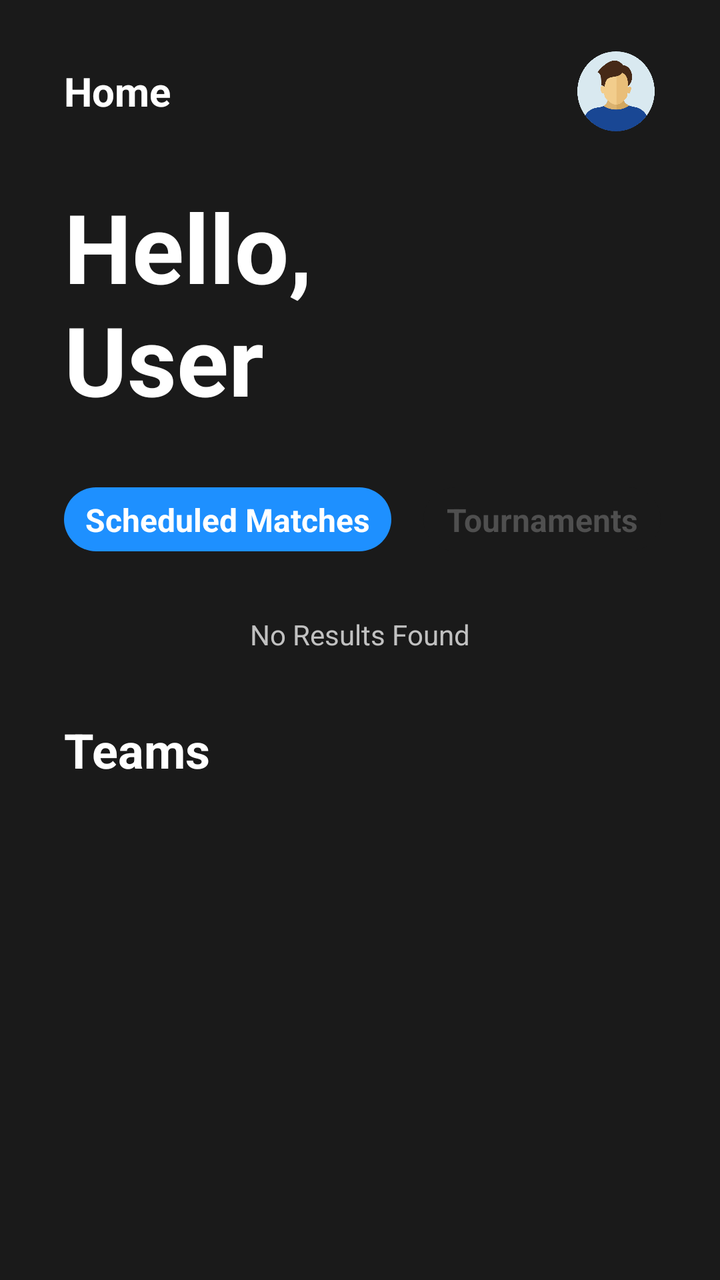
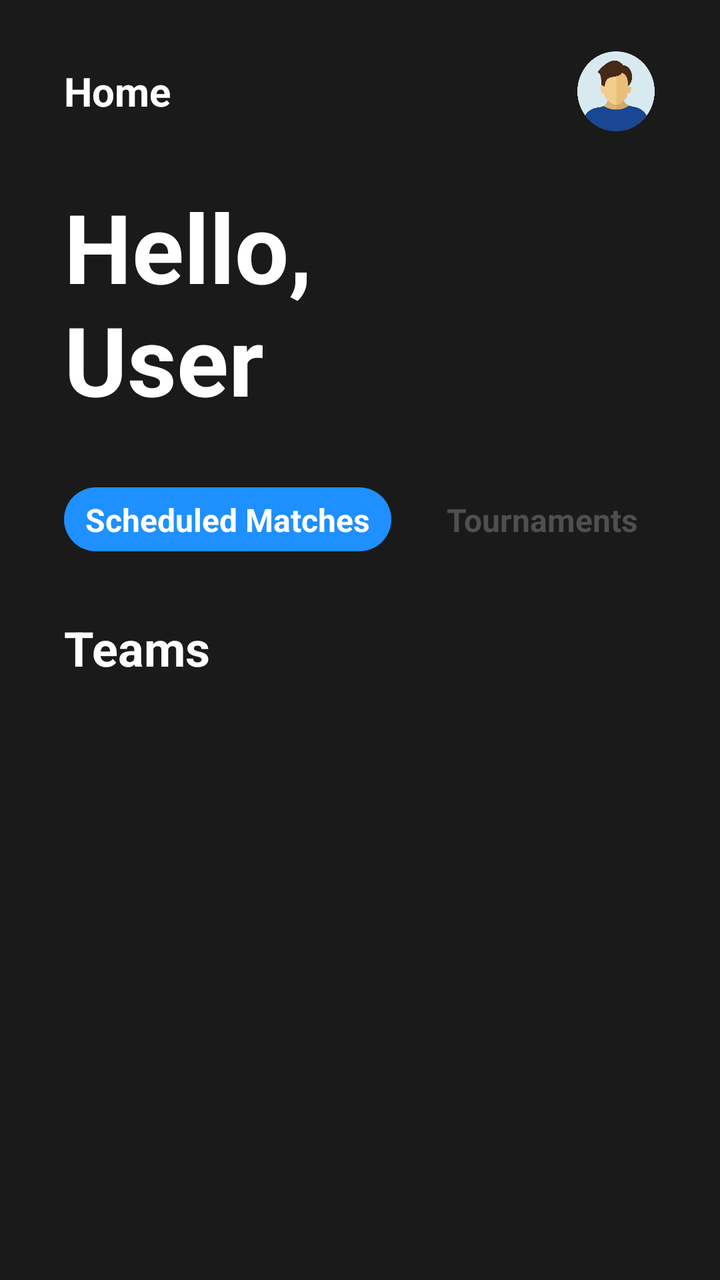

Compare the two renders of this Android layout. The source of the first and the diff that turns it into the second are given below.
<!-- AndroidManifest.xml: application theme Theme.AppCompat.Light.NoActionBar -->
<!-- res/layout/activity_home.xml -->
<?xml version="1.0" encoding="utf-8"?>
<androidx.constraintlayout.widget.ConstraintLayout xmlns:android="http://schemas.android.com/apk/res/android"
    xmlns:app="http://schemas.android.com/apk/res-auto"
    xmlns:tools="http://schemas.android.com/tools"
    android:id="@+id/main"
    android:layout_width="match_parent"
    android:layout_height="match_parent"
    android:background="#1A1A1A"
    tools:context=".HomeActivity">

    <LinearLayout
        android:id="@+id/tournamentsTV"
        android:layout_width="wrap_content"
        android:layout_height="32dp"
        android:layout_marginStart="16dp"
        android:layout_marginTop="32dp"
        android:background="@drawable/rounded_button_black_nostroke"
        android:gravity="center"
        android:orientation="horizontal"
        android:padding="12dp"
        app:layout_constraintStart_toEndOf="@+id/scheduledTV"
        app:layout_constraintTop_toBottomOf="@+id/homeText2">

        <TextView
            android:layout_width="wrap_content"
            android:layout_height="wrap_content"
            android:text="Tournaments"
            android:textColor="#FFFFFF"
            android:textSize="16sp"
            android:visibility="invisible" />
    </LinearLayout>

    <LinearLayout
        android:id="@+id/scheduledTV"
        android:layout_width="wrap_content"
        android:layout_height="32dp"
        android:layout_marginStart="32dp"
        android:layout_marginTop="32dp"
        android:background="@drawable/rounded_button"
        android:gravity="center"
        android:orientation="horizontal"
        android:padding="12dp"
        app:layout_constraintStart_toStartOf="parent"
        app:layout_constraintTop_toBottomOf="@+id/homeText2">

        <TextView
            android:layout_width="wrap_content"
            android:layout_height="wrap_content"
            android:text="Scheduled Matches"
            android:textColor="#FFFFFF"
            android:textSize="16sp"
            android:visibility="invisible" />
    </LinearLayout>

    <TextView
        android:id="@+id/homeText"
        android:layout_width="wrap_content"
        android:layout_height="wrap_content"
        android:layout_marginStart="32dp"
        android:layout_marginTop="32dp"
        android:text="Home"
        android:textColor="#FFFFFF"
        android:textSize="20sp"
        android:textStyle="bold"
        app:layout_constraintStart_toStartOf="parent"
        app:layout_constraintTop_toTopOf="parent" />

    <TextView
        android:id="@+id/homeText2"
        android:layout_width="wrap_content"
        android:layout_height="wrap_content"
        android:layout_marginStart="32dp"
        android:layout_marginTop="32dp"
        android:text="Hello,\nUser"
        android:textColor="#FFFFFF"
        android:textSize="48sp"
        android:textStyle="bold"
        android:visibility="visible"
        app:layout_constraintStart_toStartOf="parent"
        app:layout_constraintTop_toBottomOf="@+id/homeText" />

    <TextView
        android:id="@+id/tournamentsText"
        android:layout_width="wrap_content"
        android:layout_height="wrap_content"
        android:text="Tournaments"
        android:textColor="#4F4F4F"
        android:textSize="16sp"
        android:textStyle="bold"
        app:layout_constraintBottom_toBottomOf="@+id/tournamentsTV"
        app:layout_constraintEnd_toEndOf="@+id/tournamentsTV"
        app:layout_constraintStart_toStartOf="@+id/tournamentsTV"
        app:layout_constraintTop_toTopOf="@+id/tournamentsTV" />

    <TextView
        android:id="@+id/scheduledText"
        android:layout_width="wrap_content"
        android:layout_height="wrap_content"
        android:text="Scheduled Matches"
        android:textColor="#FFFFFF"
        android:textSize="16sp"
        android:textStyle="bold"
        app:layout_constraintBottom_toBottomOf="@+id/scheduledTV"
        app:layout_constraintEnd_toEndOf="@+id/scheduledTV"
        app:layout_constraintStart_toStartOf="@+id/scheduledTV"
        app:layout_constraintTop_toTopOf="@+id/scheduledTV" />

    <TextView
        android:id="@+id/noResultsText"
        android:layout_width="wrap_content"
        android:layout_height="wrap_content"
        android:layout_marginTop="32dp"
        android:text="No Results Found"
        android:textColor="#C1C1C1"
        android:textStyle="normal"
        app:layout_constraintEnd_toEndOf="parent"
        app:layout_constraintStart_toStartOf="parent"
        app:layout_constraintTop_toBottomOf="@+id/scheduledTV" />

    <TextView
        android:id="@+id/TeamsText"
        android:layout_width="wrap_content"
        android:layout_height="wrap_content"
        android:layout_marginStart="32dp"
        android:layout_marginTop="32dp"
        android:text="Teams"
        android:textColor="#FFFFFF"
        android:textSize="24sp"
        android:textStyle="bold"
        app:layout_constraintStart_toStartOf="parent"
        app:layout_constraintTop_toBottomOf="@+id/noResultsText" />

    <ImageView
        android:id="@+id/addBtnBg"
        android:layout_width="60dp"
        android:layout_height="60dp"
        android:layout_marginEnd="32dp"
        android:layout_marginBottom="32dp"
        app:layout_constraintBottom_toBottomOf="parent"
        app:layout_constraintEnd_toEndOf="parent"
        app:srcCompat="@drawable/blue_circle" />

    <com.google.android.material.imageview.ShapeableImageView
        android:id="@+id/profilePic"
        style="@style/RoundedImage"
        android:layout_width="40dp"
        android:layout_height="40dp"
        android:layout_marginEnd="32dp"
        app:layout_constraintBottom_toBottomOf="@+id/homeText"
        app:layout_constraintEnd_toEndOf="parent"
        app:layout_constraintTop_toTopOf="@+id/homeText"
        app:srcCompat="@drawable/man" />

    <ImageView
        android:id="@+id/addButtonOverlay"
        android:layout_width="0dp"
        android:layout_height="0dp"
        android:layout_marginStart="16dp"
        android:layout_marginTop="16dp"
        android:layout_marginEnd="16dp"
        android:layout_marginBottom="16dp"
        app:tint="#FBFBFB"
        app:layout_constraintBottom_toBottomOf="@+id/addBtnBg"
        app:layout_constraintEnd_toEndOf="@+id/addBtnBg"
        app:layout_constraintStart_toStartOf="@+id/addBtnBg"
        app:layout_constraintTop_toTopOf="@+id/addBtnBg"
        app:srcCompat="@android:drawable/ic_input_add" />

</androidx.constraintlayout.widget.ConstraintLayout>
<!-- resources referenced by this layout -->
<resources>
  <!-- drawable blue_circle (drawable) -->
  <?xml version="1.0" encoding="utf-8"?>
  <shape xmlns:android="http://schemas.android.com/apk/res/android"
      android:shape="oval">
  
      <solid android:color="#1E90FF"/>
  
      <size
          android:width="100dp"
          android:height="100dp"/>
  
  </shape>
  <!-- drawable man: png bitmap (drawable, 16637 bytes) -->
  <!-- drawable rounded_button (drawable) -->
  <shape xmlns:android="http://schemas.android.com/apk/res/android">
      <solid android:color="#1E90FF"/>
      <corners android:radius="16dp"/>
      <padding
          android:left="16dp"
          android:right="16dp"
          android:top="10dp"
          android:bottom="10dp"/>
  </shape>
  <!-- drawable rounded_button_black_nostroke (drawable) -->
  <shape xmlns:android="http://schemas.android.com/apk/res/android">
      <solid android:color="#1A1A1A"/>
      <corners android:radius="16dp"/>
      <padding
          android:left="16dp"
          android:right="16dp"
          android:top="10dp"
          android:bottom="10dp"/>
  </shape>
  <style name="RoundedImage">
          <item name="shapeAppearanceOverlay">@style/RoundedCorners</item>
      </style>
  <style name="RoundedCorners">
          <item name="cornerFamily">rounded</item>
          <item name="cornerSize">50%</item> 
      </style>
</resources>

<!-- the commit's change to res/layout/activity_home.xml (unified diff, before → after) -->
@@ -106,29 +106,141 @@
         app:layout_constraintTop_toTopOf="@+id/scheduledTV" />
 
     <TextView
-        android:id="@+id/noResultsText"
-        android:layout_width="wrap_content"
-        android:layout_height="wrap_content"
-        android:layout_marginTop="32dp"
-        android:text="No Results Found"
-        android:textColor="#C1C1C1"
-        android:textStyle="normal"
-        app:layout_constraintEnd_toEndOf="parent"
-        app:layout_constraintStart_toStartOf="parent"
-        app:layout_constraintTop_toBottomOf="@+id/scheduledTV" />
-
-    <TextView
         android:id="@+id/TeamsText"
         android:layout_width="wrap_content"
         android:layout_height="wrap_content"
         android:layout_marginStart="32dp"
-        android:layout_marginTop="32dp"
+        android:layout_marginTop="16dp"
         android:text="Teams"
         android:textColor="#FFFFFF"
         android:textSize="24sp"
         android:textStyle="bold"
         app:layout_constraintStart_toStartOf="parent"
-        app:layout_constraintTop_toBottomOf="@+id/noResultsText" />
+        app:layout_constraintTop_toBottomOf="@+id/linearLayout3" />
+
+    <com.google.android.material.imageview.ShapeableImageView
+        android:id="@+id/profilePic"
+        style="@style/RoundedImage"
+        android:layout_width="40dp"
+        android:layout_height="40dp"
+        android:layout_marginEnd="32dp"
+        app:layout_constraintBottom_toBottomOf="@+id/homeText"
+        app:layout_constraintEnd_toEndOf="parent"
+        app:layout_constraintTop_toTopOf="@+id/homeText"
+        app:srcCompat="@drawable/man" />
+
+    <LinearLayout
+        android:id="@+id/linearLayout3"
+        android:layout_width="0dp"
+        android:layout_height="wrap_content"
+        android:layout_marginStart="32dp"
+        android:layout_marginTop="16dp"
+        android:layout_marginEnd="32dp"
+        android:gravity="center"
+        android:orientation="vertical"
+        app:layout_constraintEnd_toEndOf="parent"
+        app:layout_constraintStart_toStartOf="parent"
+        app:layout_constraintTop_toBottomOf="@+id/scheduledTV">
+
+        <androidx.recyclerview.widget.RecyclerView
+            android:id="@+id/matchesRV"
+            android:layout_width="match_parent"
+            android:layout_height="wrap_content" />
+
+        <TextView
+            android:id="@+id/noResultsText"
+            android:layout_width="wrap_content"
+            android:layout_height="wrap_content"
+            android:text="No Results Found"
+            android:textColor="#C1C1C1"
+            android:textSize="20sp"
+            android:textStyle="normal"
+            android:visibility="gone" />
+    </LinearLayout>
+
+    <TextView
+        android:id="@+id/addBg"
+        android:layout_width="0dp"
+        android:layout_height="0dp"
+        android:background="#801A1A1A"
+        android:textStyle="bold"
+        android:visibility="gone"
+        app:layout_constraintBottom_toBottomOf="parent"
+        app:layout_constraintEnd_toEndOf="parent"
+        app:layout_constraintStart_toStartOf="parent"
+        app:layout_constraintTop_toTopOf="parent" />
+
+    <LinearLayout
+        android:id="@+id/searchTV"
+        android:layout_width="wrap_content"
+        android:layout_height="32dp"
+        android:layout_marginBottom="16dp"
+        android:background="@drawable/rounded_button"
+        android:gravity="center"
+        android:orientation="horizontal"
+        android:padding="12dp"
+        android:visibility="gone"
+        app:layout_constraintBottom_toTopOf="@+id/addBtnBg"
+        app:layout_constraintEnd_toEndOf="@+id/addBtnBg">
+
+        <TextView
+            android:layout_width="wrap_content"
+            android:layout_height="wrap_content"
+            android:text="Search"
+            android:textColor="#FFFFFF"
+            android:textSize="16sp"
+            android:visibility="invisible" />
+    </LinearLayout>
+
+    <TextView
+        android:id="@+id/searchText"
+        android:layout_width="wrap_content"
+        android:layout_height="wrap_content"
+        android:text="Search"
+        android:textColor="#FFFFFF"
+        android:textSize="16sp"
+        android:textStyle="bold"
+        android:visibility="gone"
+        app:layout_constraintBottom_toBottomOf="@+id/searchTV"
+        app:layout_constraintEnd_toEndOf="@+id/searchTV"
+        app:layout_constraintStart_toStartOf="@+id/searchTV"
+        app:layout_constraintTop_toTopOf="@+id/searchTV" />
+
+    <LinearLayout
+        android:id="@+id/createTV"
+        android:layout_width="wrap_content"
+        android:layout_height="32dp"
+        android:layout_marginBottom="16dp"
+        android:background="@drawable/rounded_button"
+        android:gravity="center"
+        android:orientation="horizontal"
+        android:padding="12dp"
+        android:visibility="gone"
+        app:layout_constraintBottom_toTopOf="@+id/searchTV"
+        app:layout_constraintEnd_toEndOf="@+id/searchTV">
+
+        <TextView
+            android:layout_width="wrap_content"
+            android:layout_height="wrap_content"
+            android:text="Create"
+            android:textColor="#FFFFFF"
+            android:textSize="16sp"
+            android:visibility="invisible" />
+    </LinearLayout>
+
+    <TextView
+        android:id="@+id/createText"
+        android:layout_width="wrap_content"
+        android:layout_height="wrap_content"
+        android:text="Create"
+        android:textColor="#FFFFFF"
+        android:textSize="16sp"
+        android:textStyle="bold"
+        android:visibility="gone"
+        app:layout_constraintBottom_toBottomOf="@+id/createTV"
+        app:layout_constraintEnd_toEndOf="@+id/createTV"
+        app:layout_constraintStart_toStartOf="@+id/createTV"
+        app:layout_constraintTop_toTopOf="@+id/createTV" />
 
     <ImageView
         android:id="@+id/addBtnBg"
@@ -139,17 +251,6 @@
         app:layout_constraintBottom_toBottomOf="parent"
         app:layout_constraintEnd_toEndOf="parent"
         app:srcCompat="@drawable/blue_circle" />
-
-    <com.google.android.material.imageview.ShapeableImageView
-        android:id="@+id/profilePic"
-        style="@style/RoundedImage"
-        android:layout_width="40dp"
-        android:layout_height="40dp"
-        android:layout_marginEnd="32dp"
-        app:layout_constraintBottom_toBottomOf="@+id/homeText"
-        app:layout_constraintEnd_toEndOf="parent"
-        app:layout_constraintTop_toTopOf="@+id/homeText"
-        app:srcCompat="@drawable/man" />
 
     <ImageView
         android:id="@+id/addButtonOverlay"
@@ -159,11 +260,11 @@
         android:layout_marginTop="16dp"
         android:layout_marginEnd="16dp"
         android:layout_marginBottom="16dp"
-        app:tint="#FBFBFB"
         app:layout_constraintBottom_toBottomOf="@+id/addBtnBg"
         app:layout_constraintEnd_toEndOf="@+id/addBtnBg"
         app:layout_constraintStart_toStartOf="@+id/addBtnBg"
         app:layout_constraintTop_toTopOf="@+id/addBtnBg"
-        app:srcCompat="@android:drawable/ic_input_add" />
+        app:srcCompat="@android:drawable/ic_input_add"
+        app:tint="#FBFBFB" />
 
 </androidx.constraintlayout.widget.ConstraintLayout>
